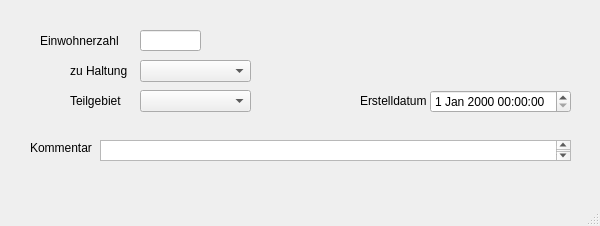
Above: qkan/importhe/templates/einwohner.ui from hoettges/QKan before the change. Below: the same form after it.
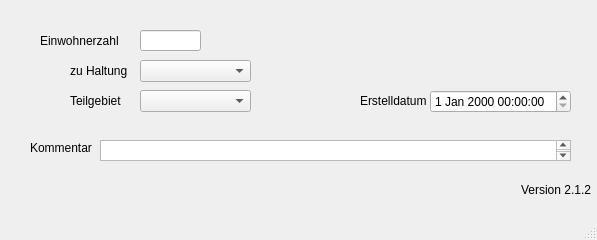
That is the form after the change. Custom widgets are drawn as their Qt base class.

Diff of the .ui file:
```diff
--- a/qkan/importhe/templates/einwohner.ui
+++ b/qkan/importhe/templates/einwohner.ui
@@ -9,8 +9,8 @@
    <rect>
     <x>0</x>
     <y>0</y>
-    <width>600</width>
-    <height>226</height>
+    <width>597</width>
+    <height>240</height>
    </rect>
   </property>
   <property name="windowTitle">
@@ -132,6 +132,25 @@
      </rect>
     </property>
    </widget>
+   <widget class="QLabel" name="lb_version">
+    <property name="geometry">
+     <rect>
+      <x>520</x>
+      <y>180</y>
+      <width>71</width>
+      <height>20</height>
+     </rect>
+    </property>
+    <property name="toolTip">
+     <string>Version QKan Import</string>
+    </property>
+    <property name="text">
+     <string>Version 2.1.2</string>
+    </property>
+    <property name="alignment">
+     <set>Qt::AlignRight|Qt::AlignTrailing|Qt::AlignVCenter</set>
+    </property>
+   </widget>
   </widget>
   <widget class="QMenuBar" name="menubar">
    <property name="geometry">
```
Left out of the diff: 2 changed lines with no effect on the pictures.
